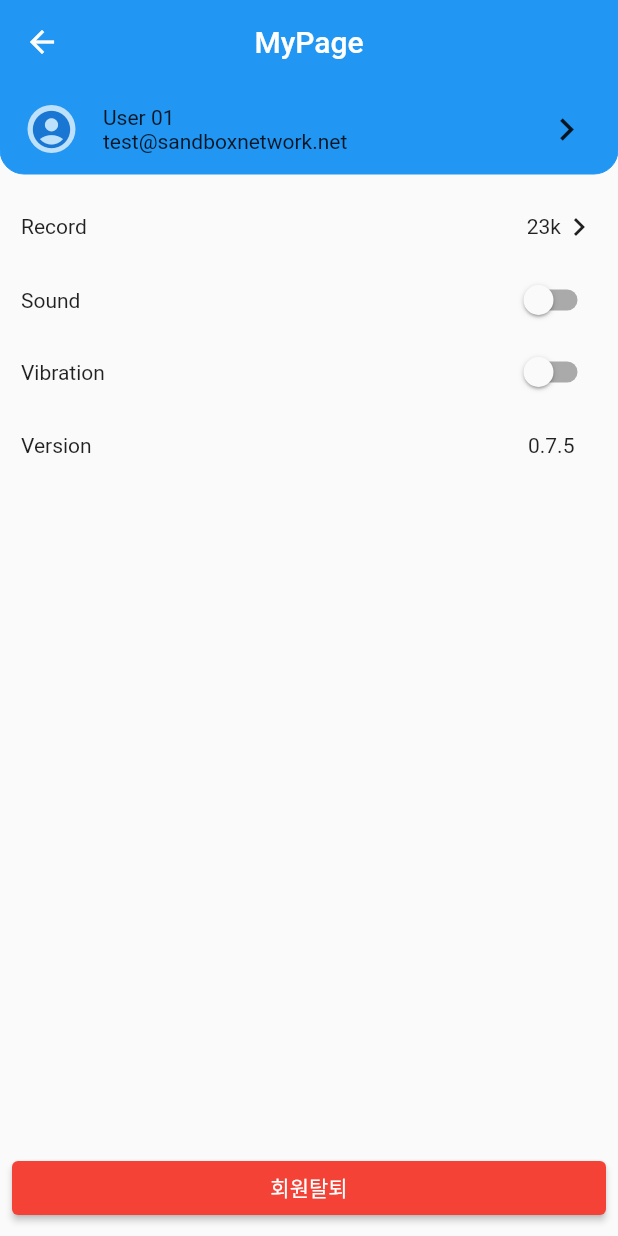
After one commit to seungyong0607/mtdz_run, a Flutter app: the MyPage screen opened by its route, after a tap on "Record", on a phone screen of 412 x 824 dp. The commit adds this screen. Run offline on Flutter 3.47's test engine with Material 2 defaults, Android fonts, the phone set to English and light mode, and no system bars; our stand-ins replace carousel_slider, geolocator, get, google_maps_flutter, group_button, page_transition and 3 more.

Commit message:
add: MyPage, RecordPage 추가

```diff
--- a/lib/controller/UserController.dart
+++ b/lib/controller/UserController.dart
@@ -26,4 +26,12 @@ class Controller extends GetxController {
       val?.key++;
     });
   }
+
+  void meterUpdate(meter) {
+    meter = user().mater + meter;
+    meter = double.parse(meter.toStringAsFixed(1));
+    user.update((val) {
+      val?.mater = meter;
+    });
+  }
 }
--- a/lib/detail/Run.dart
+++ b/lib/detail/Run.dart
@@ -19,7 +19,7 @@ class Run extends StatelessWidget {
         Text(
           meter.toStringAsFixed(2),
           style: const TextStyle(
-            fontSize: 60,
+            fontSize: 30,
           ),
         ),
         const Text(
--- a/lib/main.dart
+++ b/lib/main.dart
@@ -2,6 +2,8 @@ import 'package:flutter/material.dart';
 import 'package:get/get.dart';
 import 'package:mtdz_run/main/MainPage.dart';
 import 'package:mtdz_run/main/SliderPage.dart';
+import 'package:mtdz_run/mypage/MyPage.dart';
+import 'package:mtdz_run/mypage/RecordPage.dart';
 // import 'package:mtdz_run/GpsTest.dart';
 
 void main() => runApp(MyApp());
@@ -20,6 +22,8 @@ class MyApp extends StatelessWidget {
         '/': (context) => MainPage(),
         '/login': (context) => LogIn(),
         '/sliderPage': (context) => SliderPage(),
+        '/myPage': (context) => MyPage(),
+        '/recordPage': (context) => RecordPage(),
       },
     );
   }
--- a/lib/model/User.dart
+++ b/lib/model/User.dart
@@ -1,9 +1,9 @@
 class User {
   User({
     this.coin = 0,
-    this.key = 10,
-    this.box = 10,
-    this.mater = 23.2,
+    this.box = 27,
+    this.key = 21,
+    this.mater = 0.0,
   });
 
   int coin;
--- /dev/null
+++ b/lib/mypage/MyPage.dart
@@ -0,0 +1,272 @@
+import 'package:flutter/material.dart';
+
+class MyPage extends StatelessWidget {
+  const MyPage({super.key});
+
+  @override
+  Widget build(BuildContext context) {
+    return Scaffold(
+      appBar: AppBar(
+        title: Text("MyPage"),
+        centerTitle: true,
+        elevation: 0,
+      ),
+      body: Column(
+        children: [
+          _MyPageTopPart(),
+          _MenuArea(
+            list: [
+              _recordPart(),
+              _SoundSwitch(),
+              _VibrationSwitch(),
+              _VersionInfo(),
+            ],
+          ),
+          Expanded(
+            child: Column(
+              mainAxisAlignment: MainAxisAlignment.end,
+              children: [
+                Padding(
+                  padding: const EdgeInsets.all(8.0),
+                  child: _Logout(),
+                ),
+              ],
+            ),
+          ),
+        ],
+      ),
+    );
+  }
+}
+
+class _recordPart extends StatelessWidget {
+  const _recordPart({super.key});
+
+  @override
+  Widget build(BuildContext context) {
+    return GestureDetector(
+      onTap: () {
+        Navigator.of(context).pushNamed('/myPage');
+        Navigator.of(context).pushNamed('/recordPage');
+      },
+      child: SizedBox(
+        height: 50,
+        child: Row(
+          mainAxisAlignment: MainAxisAlignment.spaceBetween,
+          children: [
+            Text("Record"),
+            Row(
+              mainAxisAlignment: MainAxisAlignment.center,
+              children: [
+                Text("23k"),
+                const Icon(Icons.navigate_next),
+              ],
+            ),
+          ],
+        ),
+      ),
+    );
+  }
+}
+
+class _Logout extends StatelessWidget {
+  const _Logout({super.key});
+
+  @override
+  Widget build(BuildContext context) {
+    return Row(
+      children: [
+        Expanded(
+          child: ElevatedButton(
+            child: Text("회원탈퇴"),
+            style: ElevatedButton.styleFrom(
+              backgroundColor: Colors.red,
+            ),
+            onPressed: () {
+              print("회원탈퇴");
+            },
+          ),
+        ),
+      ],
+    );
+  }
+}
+
+class _VersionInfo extends StatelessWidget {
+  const _VersionInfo({super.key});
+
+  @override
+  Widget build(BuildContext context) {
+    return SizedBox(
+      height: 50,
+      child: Row(
+        mainAxisAlignment: MainAxisAlignment.spaceBetween,
+        children: [
+          Text("Version"),
+          SizedBox(
+            width: 46,
+            child: Text("0.7.5"),
+          ),
+        ],
+      ),
+    );
+  }
+}
+
+class _MenuArea extends StatelessWidget {
+  final List<Widget> list;
+  const _MenuArea({
+    super.key,
+    required this.list,
+  });
+
+  @override
+  Widget build(BuildContext context) {
+    return Padding(
+      padding: const EdgeInsets.only(
+        left: 14,
+        right: 14,
+        top: 10,
+      ),
+      child: Column(
+        children: list,
+      ),
+    );
+  }
+}
+
+class _MyPageTopPart extends StatelessWidget {
+  const _MyPageTopPart({super.key});
+
+  @override
+  Widget build(BuildContext context) {
+    return Container(
+      decoration: BoxDecoration(
+        color: Colors.blue,
+        border: Border.all(color: Colors.blue, width: 0),
+        borderRadius: BorderRadius.only(
+          bottomLeft: Radius.circular(16.0),
+          bottomRight: Radius.circular(16.0),
+        ),
+      ),
+      height: 60,
+      child: Row(
+        children: [
+          Expanded(
+            flex: 1,
+            child: CircleAvatar(
+              radius: 16.0,
+              backgroundColor: Colors.white70,
+              child: Icon(
+                Icons.account_circle,
+                size: 30.0,
+              ),
+            ),
+          ),
+          Expanded(
+            flex: 4,
+            child: Column(
+              mainAxisAlignment: MainAxisAlignment.center,
+              crossAxisAlignment: CrossAxisAlignment.start,
+              children: [
+                Text("User 01"),
+                Text("test@sandboxnetwork.net"),
+              ],
+            ),
+          ),
+          Expanded(
+            flex: 1,
+            child: IconButton(
+              onPressed: () {
+                _CustomAlert(context);
+              },
+              iconSize: 30,
+              icon: const Icon(Icons.navigate_next),
+            ),
+          ),
+        ],
+      ),
+    );
+  }
+}
+
+Future<dynamic> _CustomAlert(
+  BuildContext context,
+) {
+  return showDialog(
+    context: context,
+    builder: (BuildContext context) => AlertDialog(
+      content: SizedBox(
+        height: 70,
+        child: Column(
+          mainAxisAlignment: MainAxisAlignment.center,
+          children: const [
+            Text('계정정보 변경'),
+          ],
+        ),
+      ),
+      actions: [
+        ElevatedButton(
+          onPressed: () => Navigator.of(context).pop(),
+          child: const Text('확인'),
+        ),
+      ],
+    ),
+  );
+}
+
+class _SoundSwitch extends StatefulWidget {
+  const _SoundSwitch({super.key});
+
+  @override
+  State<_SoundSwitch> createState() => _SoundSwitchState();
+}
+
+class _SoundSwitchState extends State<_SoundSwitch> {
+  bool isSwitched = false;
+
+  @override
+  Widget build(BuildContext context) {
+    return Row(
+      mainAxisAlignment: MainAxisAlignment.spaceBetween,
+      children: [
+        const Text("Sound"),
+        Switch(value: isSwitched, onChanged: onChanged)
+      ],
+    );
+  }
+
+  dynamic onChanged(val) {
+    setState(() {
+      isSwitched = val;
+    });
+  }
+}
+
+class _VibrationSwitch extends StatefulWidget {
+  const _VibrationSwitch({super.key});
+
+  @override
+  State<_VibrationSwitch> createState() => _VibrationSwitchState();
+}
+
+class _VibrationSwitchState extends State<_VibrationSwitch> {
+  bool isSwitched = false;
+
+  @override
+  Widget build(BuildContext context) {
+    return Row(
+      mainAxisAlignment: MainAxisAlignment.spaceBetween,
+      children: [
+        const Text("Vibration"),
+        Switch(value: isSwitched, onChanged: onChanged)
+      ],
+    );
+  }
+
+  dynamic onChanged(val) {
+    setState(() {
+      isSwitched = val;
+    });
+  }
+}
```
Also changed, not shown: lib/common/CustomCircleAvatar.dart (+11 -4 lines), lib/common/TopPart.dart (+5 -5 lines), lib/detail/CenterDetail.dart (+21 -15 lines), lib/detail/RunDetailPage.dart (+22 -23 lines), lib/detail/RunDetailTopPart.dart (+9 -10 lines), lib/inven/BoxList.dart (+24 -30 lines), lib/mypage/RecordPage.dart (added, +176 -0 lines), pubspec.lock, 1 other file.
